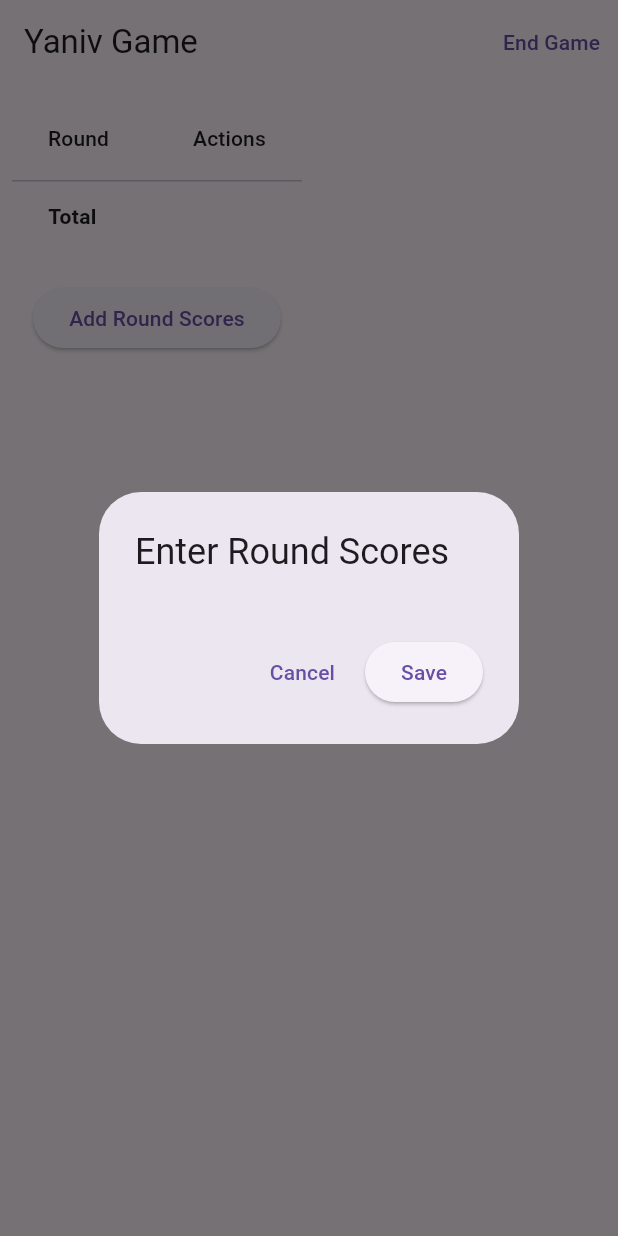
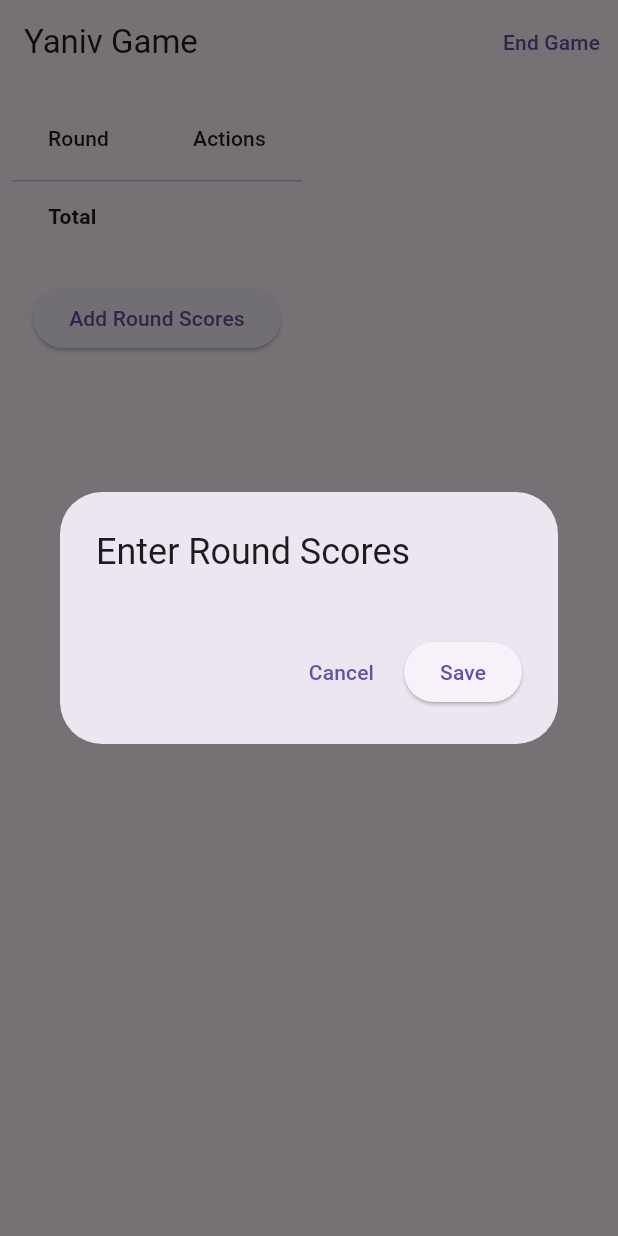
Before and after one commit to SahSantoshh/yaniv, a Flutter app: the GameScreen screen opened directly with empty values, after a tap on "Add Round Scores", on a phone screen of 412 x 824 dp. Run offline on Flutter 3.47's test engine with Material 3 defaults, Android fonts, the phone set to English and light mode, and no system bars; our stand-ins replace shared_preferences; accounts and stored records are empty.

Commit message:
Fix score dialog width
The width of the score entry dialog has been adjusted to 70% of the screen width to prevent layout issues on smaller screens.

```diff
--- a/lib/game_screen.dart
+++ b/lib/game_screen.dart
@@ -193,7 +193,9 @@ class _GameScreenState extends State<GameScreen> {
       context: context,
       builder: (_) => AlertDialog(
         title: Text("Enter Round Scores"),
-        content: SingleChildScrollView(
+        content: SizedBox(
+          width: MediaQuery.of(context).size.width * 0.7,
+          child: SingleChildScrollView(
             child: Column(
               mainAxisSize: MainAxisSize.min,
               children: List.generate(widget.players.length, (i) {
@@ -209,6 +211,7 @@ class _GameScreenState extends State<GameScreen> {
                   ),
                 );
               }),
+            ),
           ),
         ),
         actions: [
```
Lines whose indentation alone changed are shown as unchanged.
